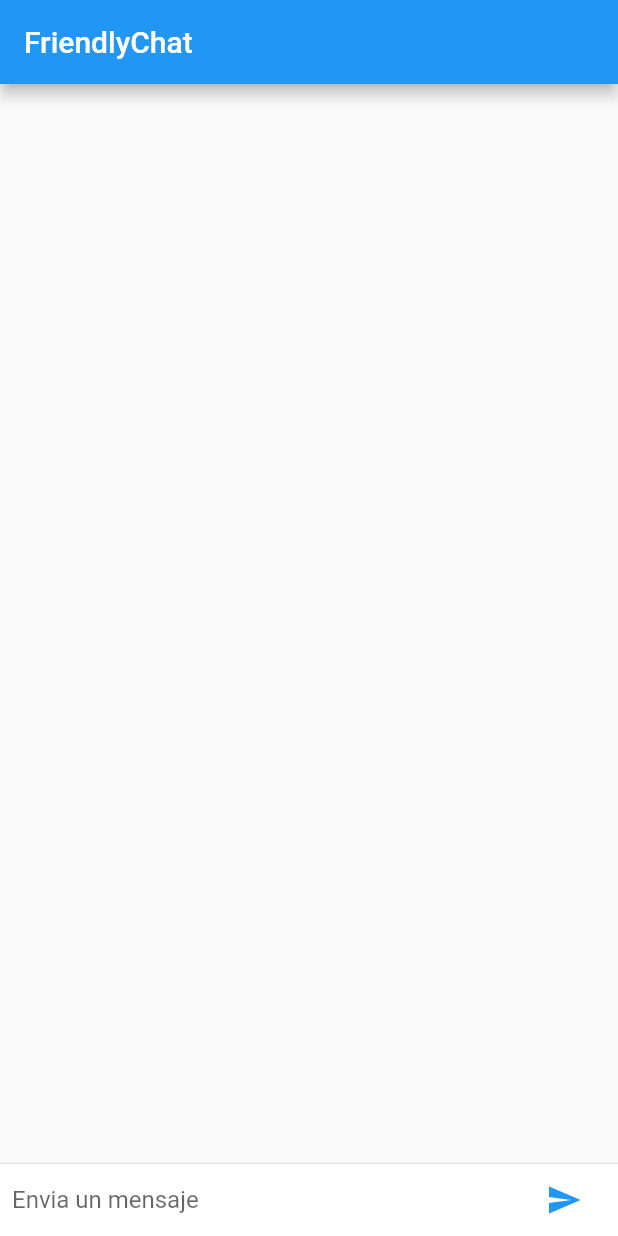
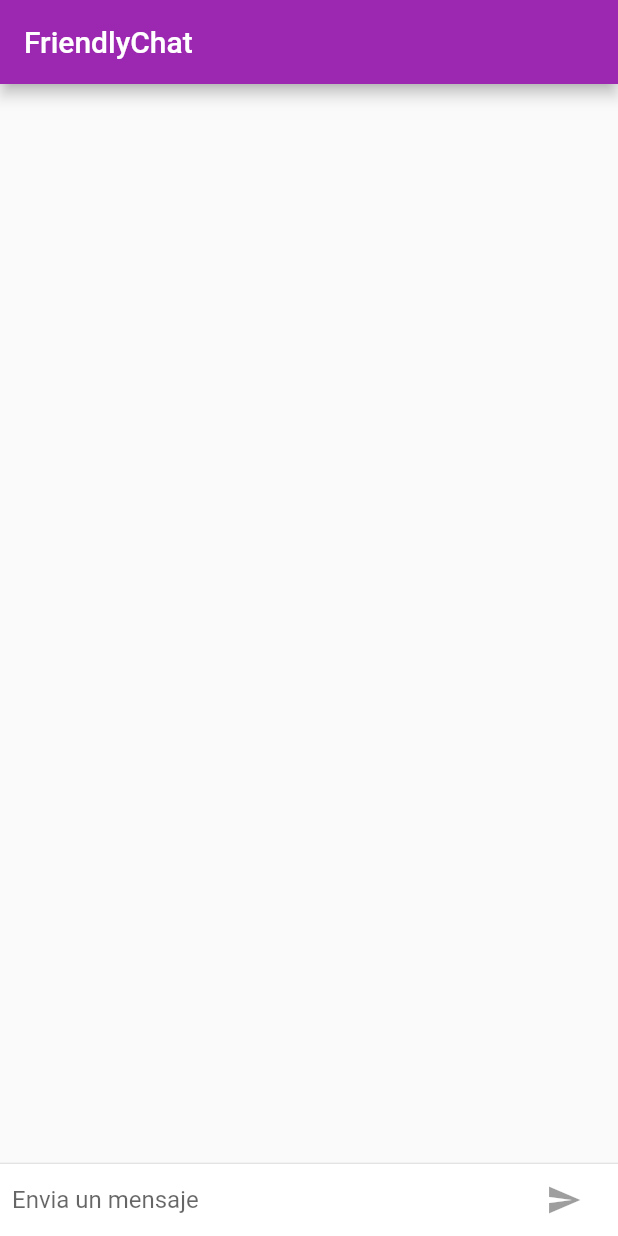
Before and after one commit to YisusYaro/FriendlyChat, a Flutter app: the screen it shows after launch, on a phone screen of 412 x 824 dp. Run offline on Flutter 3.47's test engine with Material 2 defaults, Android fonts, the phone set to English and light mode, and no system bars.

Commit message:
animación y personalización

```diff
--- a/lib/main.dart
+++ b/lib/main.dart
@@ -1,14 +1,23 @@
-// Copyright 2017, 2020 The Flutter team. All rights reserved.
-// Use of this source code is governed by a BSD-style license
-// that can be found in the LICENSE file.
-
 import 'package:flutter/material.dart';
+import 'package:flutter/cupertino.dart';
+import 'package:flutter/foundation.dart';
 
 void main() {
   runApp(
     FriendlyChatApp(),
   );
 }
+
+final ThemeData kIOSTheme = ThemeData(
+  primarySwatch: Colors.orange,
+  primaryColor: Colors.grey[100],
+  primaryColorBrightness: Brightness.light,
+);
+
+final ThemeData kDefaultTheme = ThemeData(
+  primarySwatch: Colors.purple,
+  accentColor: Colors.orangeAccent[400],
+);
 
 String _name = 'Jesús';
 
@@ -21,18 +30,26 @@ class FriendlyChatApp extends StatelessWidget {
   Widget build(BuildContext context) {
     return MaterialApp(
       title: 'FriendlyChat',
+      theme: defaultTargetPlatform == TargetPlatform.iOS
+          ? kIOSTheme
+          : kDefaultTheme,
       home: ChatScreen(),
     );
   }
 }
 
 class ChatMessage extends StatelessWidget {
-  ChatMessage({this.text});
+  ChatMessage({this.text, this.animationController});
   final String text;
+  final AnimationController animationController;
 
   @override
   Widget build(BuildContext context) {
-    return Container(
+    return SizeTransition(
+      sizeFactor:
+          CurvedAnimation(parent: animationController, curve: Curves.easeOut),
+      axisAlignment: 0.0,
+      child: Container(
         margin: EdgeInsets.symmetric(vertical: 10.0),
         child: Row(
           crossAxisAlignment: CrossAxisAlignment.start,
@@ -41,7 +58,8 @@ class ChatMessage extends StatelessWidget {
               margin: const EdgeInsets.only(right: 16.0),
               child: CircleAvatar(child: Text(_name[0])),
             ),
-            Column(
+            Expanded(
+              child: Column(
                 crossAxisAlignment: CrossAxisAlignment.start,
                 children: [
                   Text(_name, style: Theme.of(context).textTheme.headline4),
@@ -51,8 +69,11 @@ class ChatMessage extends StatelessWidget {
                   ),
                 ],
               ),
+            ),
           ],
-        ));
+        ),
+      ),
+    );
   }
 }
 
@@ -61,16 +82,21 @@ class ChatScreen extends StatefulWidget {
   _ChatScreenState createState() => _ChatScreenState();
 }
 
-class _ChatScreenState extends State<ChatScreen> {
+class _ChatScreenState extends State<ChatScreen> with TickerProviderStateMixin {
   final List<ChatMessage> _messages = [];
   final _textController = TextEditingController();
   final FocusNode _focusNode = FocusNode();
+  bool _isComposing = false;
 
   @override
   Widget build(BuildContext context) {
     return Scaffold(
-      appBar: AppBar(title: Text('FriendlyChat')),
-      body: Column(
+      appBar: AppBar(
+        title: Text('FriendlyChat'),
+        elevation: Theme.of(context).platform == TargetPlatform.iOS ? 0.0 : 4.0,
+      ),
+      body: Container(
+          child: Column(
             children: [
               Flexible(
                 child: ListView.builder(
@@ -87,6 +113,13 @@ class _ChatScreenState extends State<ChatScreen> {
               ),
             ],
           ),
+          decoration: Theme.of(context).platform == TargetPlatform.iOS //new
+              ? BoxDecoration(
+                  border: Border(
+                    top: BorderSide(color: Colors.grey[200]),
+                  ),
+                )
+              : null),
     );
   }
 
@@ -100,7 +133,12 @@ class _ChatScreenState extends State<ChatScreen> {
             Flexible(
               child: TextField(
                 controller: _textController,
-                onSubmitted: _handleSubmitted,
+                onChanged: (String text) {
+                  setState(() {
+                    _isComposing = text.length > 0;
+                  });
+                },
+                onSubmitted: _isComposing ? _handleSubmitted : null,
                 decoration:
                     InputDecoration.collapsed(hintText: 'Envia un mensaje'),
                 focusNode: _focusNode,
@@ -108,10 +146,19 @@ class _ChatScreenState extends State<ChatScreen> {
             ),
             Container(
                 margin: EdgeInsets.symmetric(horizontal: 4.0),
-              child: IconButton(
+                child: Theme.of(context).platform == TargetPlatform.iOS
+                    ? CupertinoButton(
+                        child: Text('Send'),
+                        onPressed: _isComposing
+                            ? () => _handleSubmitted(_textController.text)
+                            : null,
+                      )
+                    : IconButton(
                         icon: const Icon(Icons.send),
-                  onPressed: () => _handleSubmitted(_textController.text)),
-            )
+                        onPressed: _isComposing
+                            ? () => _handleSubmitted(_textController.text)
+                            : null,
+                      ))
           ],
         ),
       ),
@@ -120,12 +167,27 @@ class _ChatScreenState extends State<ChatScreen> {
 
   void _handleSubmitted(String text) {
     _textController.clear();
+    setState(() {
+      _isComposing = false;
+    });
     ChatMessage message = ChatMessage(
       text: text,
+      animationController: AnimationController(
+        duration: const Duration(milliseconds: 700),
+        vsync: this,
+      ),
     );
     setState(() {
       _messages.insert(0, message);
     });
     _focusNode.requestFocus();
+    message.animationController.forward();
+  }
+
+  @override
+  void dispose() {
+    for (ChatMessage message in _messages)
+      message.animationController.dispose();
+    super.dispose();
   }
 }
```
Lines whose indentation alone changed are shown as unchanged.
